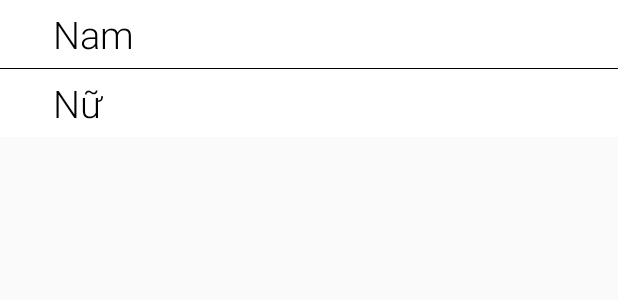
After one commit to thanhduy26091995/Owner, an Android app: the layout gender_bottom_sheet.xml on its own in the app's theme, with its tools: preview values and no code run, on a phone screen of 412 x 824 dp. The commit adds this screen. Shown: the top 300 px of the screen. Run offline under Robolectric (Android 15) with nearby library versions, the phone set to English and light mode, and no system bars.

Commit message:
Update Sign in of part gender

```diff
--- /dev/null
+++ b/app/src/main/res/layout/gender_bottom_sheet.xml
@@ -0,0 +1,34 @@
+<?xml version="1.0" encoding="utf-8"?>
+<LinearLayout xmlns:android="http://schemas.android.com/apk/res/android"
+    android:layout_width="match_parent"
+    android:layout_height="wrap_content"
+    android:background="@android:color/white"
+    android:orientation="vertical">
+
+    <TextView
+        android:id="@+id/text_men"
+        android:layout_width="match_parent"
+        android:layout_height="wrap_content"
+        android:layout_marginLeft="30dp"
+        android:layout_marginRight="30dp"
+        android:padding="5dp"
+        android:text="@string/gender_men"
+        android:textColor="@android:color/black"
+        android:textSize="25sp" />
+
+    <View
+        android:layout_width="match_parent"
+        android:layout_height="0.1dp"
+        android:background="@android:color/black" />
+
+    <TextView
+        android:id="@+id/text_women"
+        android:layout_width="match_parent"
+        android:layout_height="wrap_content"
+        android:layout_marginLeft="30dp"
+        android:layout_marginRight="30dp"
+        android:padding="5dp"
+        android:text="@string/gender_women"
+        android:textColor="@android:color/black"
+        android:textSize="25sp" />
+</LinearLayout>
--- a/app/src/main/res/values/strings.xml
+++ b/app/src/main/res/values/strings.xml
@@ -52,4 +52,6 @@
     <string name="comment">Comment</string>
     <string name="rate">Rating</string>
     <string name="completed">Completed</string>
+    <string name="gender_men">Nam</string>
+    <string name="gender_women">Nữ</string>
 </resources>
```
Also changed, not shown: app/src/main/java/com/hbbsolution/owner/more/viet_pham/SignUp2Activity.java (+47 -4 lines), app/src/main/res/layout/activity_sign_up_2.xml (+6 -5 lines).
